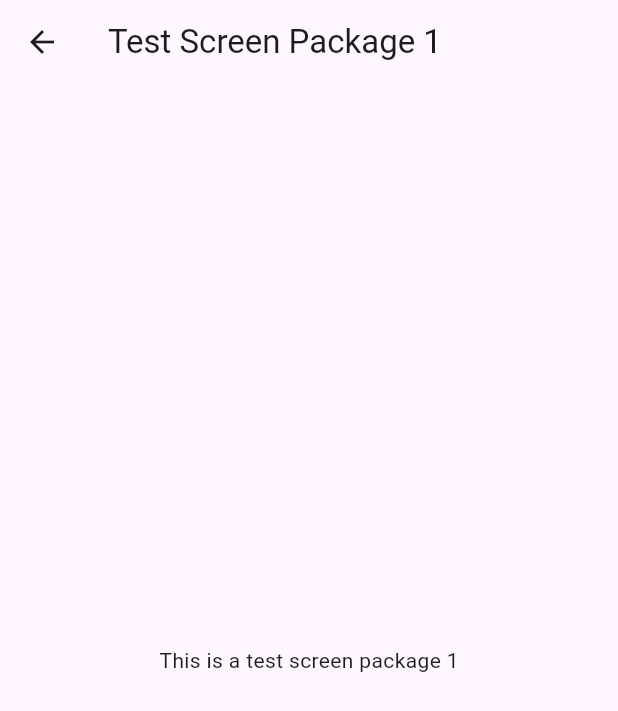
After one commit to quoc-svh/test_app, a Flutter app: the TestScreenPackage1 screen opened directly, on a phone screen of 412 x 824 dp. The commit adds this screen. Shown: the top 711 px of the screen. Run offline on Flutter 3.47's test engine with Material 2 defaults, Android fonts, the phone set to English and light mode, and no system bars.

Commit message:
feat: implement navigating test page in all packages

```diff
--- /dev/null
+++ b/lib/packages/package_1/lib/package_1.dart
@@ -0,0 +1 @@
+export './test_screen.dart';
--- /dev/null
+++ b/lib/packages/package_1/lib/test_screen.dart
@@ -0,0 +1,22 @@
+import 'package:flutter/material.dart';
+
+class TestScreenPackage1 extends StatefulWidget {
+  const TestScreenPackage1({Key? key}) : super(key: key);
+
+  @override
+  _TestScreenPackage1State createState() => _TestScreenPackage1State();
+}
+
+class _TestScreenPackage1State extends State<TestScreenPackage1> {
+  @override
+  Widget build(BuildContext context) {
+    return Scaffold(
+      appBar: AppBar(
+        title: const Text('Test Screen Package 1'),
+      ),
+      body: const Center(
+        child: Text('This is a test screen package 1'),
+      ),
+    );
+  }
+}
--- /dev/null
+++ b/lib/packages/package_2/lib/package_2.dart
@@ -0,0 +1 @@
+export './test_screen.dart';
--- /dev/null
+++ b/lib/packages/package_3/analysis_options.yaml
@@ -0,0 +1,4 @@
+include: package:flutter_lints/flutter.yaml
+
+# Additional information about this file can be found at
+# https://dart.dev/guides/language/analysis-options
--- /dev/null
+++ b/lib/packages/package_3/lib/package_3.dart
@@ -0,0 +1 @@
+export './test_screen.dart';
--- a/melos.yaml
+++ b/melos.yaml
@@ -13,14 +13,6 @@ command:
   bootstrap:
     usePubspecOverrides: true
     runPubGetInParallel: false
-  version:
-    # Generate changelogs and commit version bumps
-    workspaceChangelog: true
-    message: "chore(release): publish packages"
-    changelogHeader: |
-      # Change Log
-      All notable changes to this project will be documented in this file.
-      See [Conventional Commits](https://conventionalcommits.org) for commit guidelines.
 
 scripts:
   bootstrap:main:
@@ -29,8 +21,7 @@ scripts:
     run: cd lib/packages/package_1 && fvm flutter pub get
   bootstrap:package_2:
     run: cd lib/packages/package_2 && fvm flutter pub get
+  bootstrap:package_3:
+    run: cd lib/packages/package_3 && fvm flutter pub get
   bootstrap:all:
-    run: melos run bootstrap:main && melos run bootstrap:package_1 && melos run bootstrap:package_2
-  version:changelog:
-    # Generate changelog
-    run: melos version --no-git-tag-version
+    run: melos run bootstrap:main && melos run bootstrap:package_1 && melos run bootstrap:package_2 && melos run bootstrap:package_3
--- a/pubspec.yaml
+++ b/pubspec.yaml
@@ -34,6 +34,12 @@ dependencies:
   # The following adds the Cupertino Icons font to your application.
   # Use with the CupertinoIcons class for iOS style icons.
   cupertino_icons: ^1.0.8
+  package_1:
+    path: lib/packages/package_1
+  package_2:
+    path: lib/packages/package_2
+  package_3:
+    path: lib/packages/package_3
 
 dev_dependencies:
   flutter_test:
```
Also changed, not shown: lib/main.dart (+32 -0 lines), lib/packages/package_2/lib/test_screen.dart (added, +22 -0 lines), lib/packages/package_3/lib/test_screen.dart (added, +22 -0 lines), lib/packages/package_3/pubspec.yaml (added, +54 -0 lines), pubspec.lock, 7 other files.
